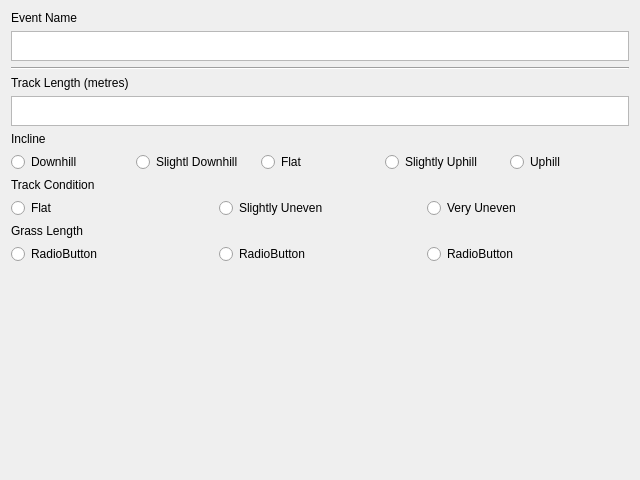
Above: eventinfo.ui from davavanstone/DogTiming before the change. Below: the same form after it.
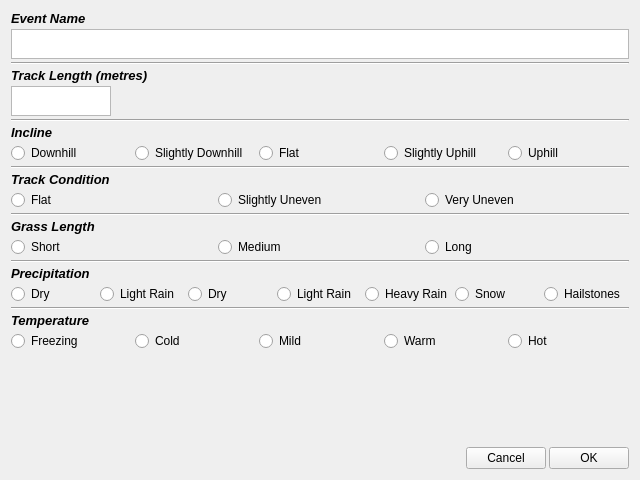
That is the form after the change.

Commit message: Added Radio buttons and grouped them. Some small font and layout changes

Patch:
```diff
--- a/eventinfo.ui
+++ b/eventinfo.ui
@@ -16,6 +16,12 @@
   <layout class="QHBoxLayout" name="horizontalLayout">
    <item>
     <layout class="QVBoxLayout" name="verticalLayout">
+     <property name="spacing">
+      <number>3</number>
+     </property>
+     <property name="sizeConstraint">
+      <enum>QLayout::SetDefaultConstraint</enum>
+     </property>
      <item>
       <widget class="QLabel" name="label">
        <property name="maximumSize">
@@ -24,13 +30,21 @@
          <height>20</height>
         </size>
        </property>
+       <property name="font">
+        <font>
+         <pointsize>10</pointsize>
+         <weight>75</weight>
+         <italic>true</italic>
+         <bold>true</bold>
+        </font>
+       </property>
        <property name="text">
         <string>Event Name</string>
        </property>
       </widget>
      </item>
      <item>
-      <widget class="QTextBrowser" name="textBrowser">
+      <widget class="QPlainTextEdit" name="plainTextEdit">
        <property name="maximumSize">
         <size>
          <width>16777215</width>
@@ -48,23 +62,46 @@
      </item>
      <item>
       <widget class="QLabel" name="label_2">
+       <property name="font">
+        <font>
+         <pointsize>10</pointsize>
+         <weight>75</weight>
+         <italic>true</italic>
+         <bold>true</bold>
+        </font>
+       </property>
        <property name="text">
         <string>Track Length (metres)</string>
        </property>
       </widget>
      </item>
      <item>
-      <widget class="QTextBrowser" name="textBrowser_2">
+      <widget class="QPlainTextEdit" name="plainTextEdit_2">
        <property name="maximumSize">
         <size>
-         <width>16777215</width>
+         <width>100</width>
          <height>30</height>
         </size>
        </property>
       </widget>
      </item>
+     <item>
+      <widget class="Line" name="line_6">
+       <property name="orientation">
+        <enum>Qt::Horizontal</enum>
+       </property>
+      </widget>
+     </item>
      <item>
       <widget class="QLabel" name="label_3">
+       <property name="font">
+        <font>
+         <pointsize>10</pointsize>
+         <weight>75</weight>
+         <italic>true</italic>
+         <bold>true</bold>
+        </font>
+       </property>
        <property name="text">
         <string>Incline</string>
        </property>
@@ -82,7 +119,7 @@
        <item>
         <widget class="QRadioButton" name="radioButton_4">
          <property name="text">
-          <string>Slightl Downhill</string>
+          <string>Slightly Downhill</string>
          </property>
         </widget>
        </item>
@@ -109,8 +146,23 @@
        </item>
       </layout>
      </item>
+     <item>
+      <widget class="Line" name="line_2">
+       <property name="orientation">
+        <enum>Qt::Horizontal</enum>
+       </property>
+      </widget>
+     </item>
      <item>
       <widget class="QLabel" name="label_4">
+       <property name="font">
+        <font>
+         <pointsize>10</pointsize>
+         <weight>75</weight>
+         <italic>true</italic>
+         <bold>true</bold>
+        </font>
+       </property>
        <property name="text">
         <string>Track Condition</string>
        </property>
@@ -141,8 +193,23 @@
        </item>
       </layout>
      </item>
+     <item>
+      <widget class="Line" name="line_3">
+       <property name="orientation">
+        <enum>Qt::Horizontal</enum>
+       </property>
+      </widget>
+     </item>
      <item>
       <widget class="QLabel" name="label_5">
+       <property name="font">
+        <font>
+         <pointsize>10</pointsize>
+         <weight>75</weight>
+         <italic>true</italic>
+         <bold>true</bold>
+        </font>
+       </property>
        <property name="text">
         <string>Grass Length</string>
        </property>
@@ -153,22 +220,197 @@
        <item>
         <widget class="QRadioButton" name="radioButton_10">
          <property name="text">
-          <string>RadioButton</string>
+          <string>Short</string>
          </property>
         </widget>
        </item>
        <item>
         <widget class="QRadioButton" name="radioButton_9">
          <property name="text">
-          <string>RadioButton</string>
+          <string>Medium</string>
          </property>
         </widget>
        </item>
        <item>
         <widget class="QRadioButton" name="radioButton_11">
          <property name="text">
-          <string>RadioButton</string>
+          <string>Long</string>
          </property>
+         <attribute name="buttonGroup">
+          <string notr="true">buttonGroup_3</string>
+         </attribute>
+        </widget>
+       </item>
+      </layout>
+     </item>
+     <item>
+      <widget class="Line" name="line_4">
+       <property name="orientation">
+        <enum>Qt::Horizontal</enum>
+       </property>
+      </widget>
+     </item>
+     <item>
+      <widget class="QLabel" name="label_6">
+       <property name="font">
+        <font>
+         <pointsize>10</pointsize>
+         <weight>75</weight>
+         <italic>true</italic>
+         <bold>true</bold>
+        </font>
+       </property>
+       <property name="text">
+        <string>Precipitation</string>
+       </property>
+      </widget>
+     </item>
+     <item>
+      <layout class="QHBoxLayout" name="horizontalLayout_5">
+       <item>
+        <widget class="QRadioButton" name="radioButton_16">
+         <property name="text">
+          <string>Dry</string>
+         </property>
+         <attribute name="buttonGroup">
+          <string notr="true">buttonGroup_4</string>
+         </attribute>
+        </widget>
+       </item>
+       <item>
+        <widget class="QRadioButton" name="radioButton_15">
+         <property name="text">
+          <string>Light Rain</string>
+         </property>
+         <attribute name="buttonGroup">
+          <string notr="true">buttonGroup_4</string>
+         </attribute>
+        </widget>
+       </item>
+       <item>
+        <widget class="QRadioButton" name="radioButton_23">
+         <property name="text">
+          <string>Dry</string>
+         </property>
+         <attribute name="buttonGroup">
+          <string notr="true">buttonGroup_4</string>
+         </attribute>
+        </widget>
+       </item>
+       <item>
+        <widget class="QRadioButton" name="radioButton_22">
+         <property name="text">
+          <string>Light Rain</string>
+         </property>
+         <attribute name="buttonGroup">
+          <string notr="true">buttonGroup_4</string>
+         </attribute>
+        </widget>
+       </item>
+       <item>
+        <widget class="QRadioButton" name="radioButton_14">
+         <property name="text">
+          <string>Heavy Rain</string>
+         </property>
+         <attribute name="buttonGroup">
+          <string notr="true">buttonGroup_4</string>
+         </attribute>
+        </widget>
+       </item>
+       <item>
+        <widget class="QRadioButton" name="radioButton_13">
+         <property name="text">
+          <string>Snow</string>
+         </property>
+         <attribute name="buttonGroup">
+          <string notr="true">buttonGroup_4</string>
+         </attribute>
+        </widget>
+       </item>
+       <item>
+        <widget class="QRadioButton" name="radioButton_12">
+         <property name="text">
+          <string>Hailstones</string>
+         </property>
+         <attribute name="buttonGroup">
+          <string notr="true">buttonGroup_4</string>
+         </attribute>
+        </widget>
+       </item>
+      </layout>
+     </item>
+     <item>
+      <widget class="Line" name="line_5">
+       <property name="orientation">
+        <enum>Qt::Horizontal</enum>
+       </property>
+      </widget>
+     </item>
+     <item>
+      <widget class="QLabel" name="label_7">
+       <property name="font">
+        <font>
+         <pointsize>10</pointsize>
+         <weight>75</weight>
+         <italic>true</italic>
+         <bold>true</bold>
+        </font>
+       </property>
+       <property name="text">
+        <string>Temperature</string>
+       </property>
+      </widget>
+     </item>
+     <item>
+      <layout class="QHBoxLayout" name="horizontalLayout_6">
+       <item>
+        <widget class="QRadioButton" name="radioButton_21">
+         <property name="text">
+          <string>Freezing</string>
+         </property>
+         <attribute name="buttonGroup">
+          <string notr="true">buttonGroup_5</string>
+         </attribute>
+        </widget>
+       </item>
+       <item>
+        <widget class="QRadioButton" name="radioButton_20">
+         <property name="text">
+          <string>Cold</string>
+         </property>
+         <attribute name="buttonGroup">
+          <string notr="true">buttonGroup_5</string>
+         </attribute>
+        </widget>
+       </item>
+       <item>
+        <widget class="QRadioButton" name="radioButton_19">
+         <property name="text">
+          <string>Mild</string>
+         </property>
+         <attribute name="buttonGroup">
+          <string notr="true">buttonGroup_5</string>
+         </attribute>
+        </widget>
+       </item>
+       <item>
+        <widget class="QRadioButton" name="radioButton_18">
+         <property name="text">
+          <string>Warm</string>
+         </property>
+         <attribute name="buttonGroup">
+          <string notr="true">buttonGroup_5</string>
+         </attribute>
+        </widget>
+       </item>
+       <item>
+        <widget class="QRadioButton" name="radioButton_17">
+         <property name="text">
+          <string>Hot</string>
+         </property>
+         <attribute name="buttonGroup">
+          <string notr="true">buttonGroup_5</string>
+         </attribute>
         </widget>
        </item>
       </layout>
@@ -186,6 +428,37 @@
        </property>
       </spacer>
      </item>
+     <item>
+      <layout class="QHBoxLayout" name="horizontalLayout_7">
+       <item>
+        <spacer name="horizontalSpacer">
+         <property name="orientation">
+          <enum>Qt::Horizontal</enum>
+         </property>
+         <property name="sizeHint" stdset="0">
+          <size>
+           <width>40</width>
+           <height>20</height>
+          </size>
+         </property>
+        </spacer>
+       </item>
+       <item>
+        <widget class="QPushButton" name="pushButton_2">
+         <property name="text">
+          <string>Cancel</string>
+         </property>
+        </widget>
+       </item>
+       <item>
+        <widget class="QPushButton" name="pushButton">
+         <property name="text">
+          <string>OK</string>
+         </property>
+        </widget>
+       </item>
+      </layout>
+     </item>
     </layout>
    </item>
   </layout>
```
Left out of the diff: 37 changed lines with no effect on the pictures.
